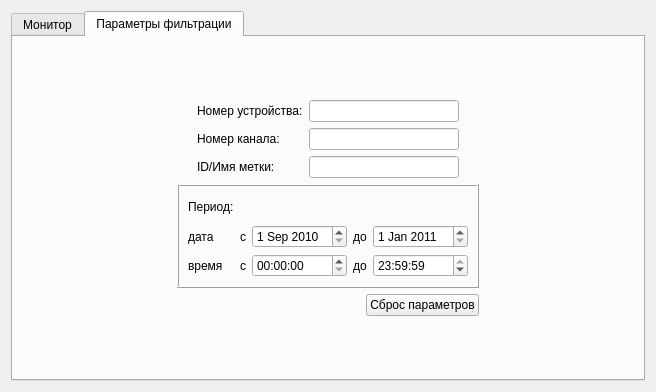
Above: audit/audit/ui/monitor_window.ui from bsv/r245 before the change. Below: the same form after it.
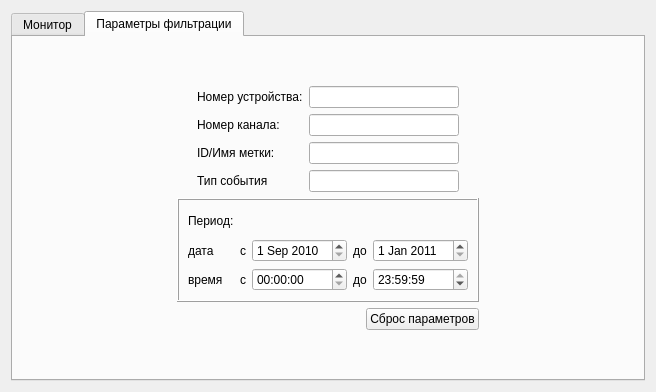
That is the form after the change. The open tabs and pages were chosen to show the change.

Patch:
```diff
--- a/audit/audit/ui/monitor_window.ui
+++ b/audit/audit/ui/monitor_window.ui
@@ -152,6 +152,20 @@
              </property>
             </widget>
            </item>
+           <item row="3" column="1">
+            <widget class="QLineEdit" name="event_edt">
+             <property name="enabled">
+              <bool>true</bool>
+             </property>
+            </widget>
+           </item>
+           <item row="3" column="0">
+            <widget class="QLabel" name="label_11">
+             <property name="text">
+              <string>Тип события</string>
+             </property>
+            </widget>
+           </item>
           </layout>
          </item>
          <item>
```
